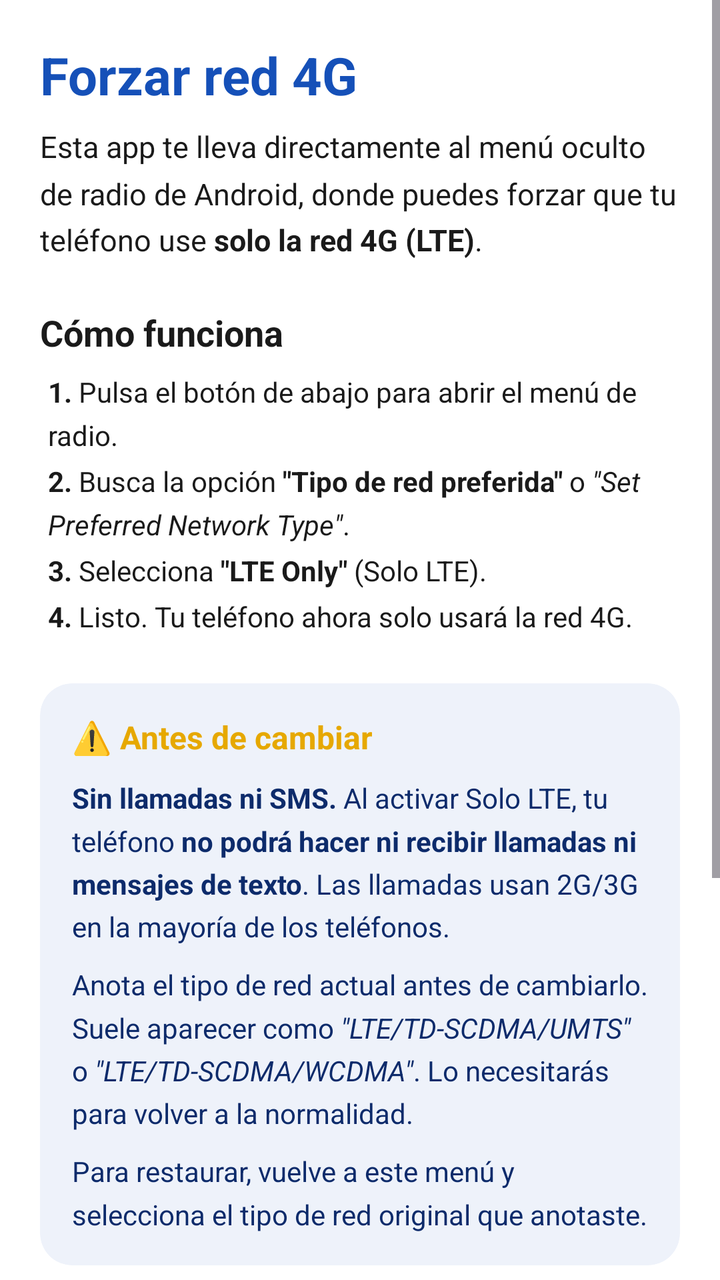
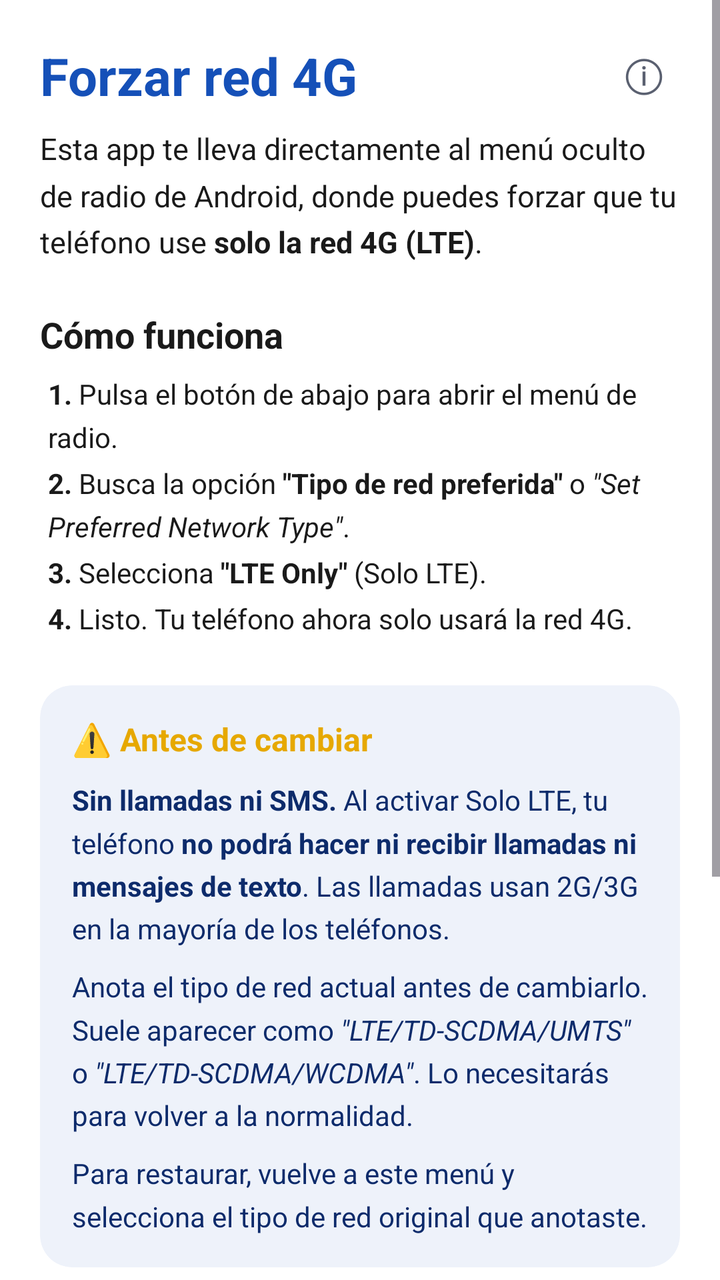

Compare the two renders of this Android layout. The source of the first and the diff that turns it into the second are given below.
<!-- AndroidManifest.xml: application theme Theme.Force4G -->
<!-- res/layout/activity_main.xml -->
<?xml version="1.0" encoding="utf-8"?>
<ScrollView xmlns:android="http://schemas.android.com/apk/res/android"
    xmlns:app="http://schemas.android.com/apk/res-auto"
    android:layout_width="match_parent"
    android:layout_height="match_parent"
    android:background="@color/background"
    android:fillViewport="true">

    <LinearLayout
        android:layout_width="match_parent"
        android:layout_height="wrap_content"
        android:orientation="vertical"
        android:padding="20dp">

        
        <TextView
            android:layout_width="wrap_content"
            android:layout_height="wrap_content"
            android:text="@string/title"
            android:textSize="26sp"
            android:textStyle="bold"
            android:textColor="@color/primary"
            android:layout_marginBottom="8dp" />

        
        <TextView
            android:layout_width="wrap_content"
            android:layout_height="wrap_content"
            android:text="@string/intro"
            android:textSize="15sp"
            android:textColor="@color/text_primary"
            android:lineSpacingMultiplier="1.3"
            android:layout_marginBottom="24dp" />

        
        <TextView
            android:layout_width="wrap_content"
            android:layout_height="wrap_content"
            android:text="@string/section_how"
            android:textSize="18sp"
            android:textStyle="bold"
            android:textColor="@color/text_primary"
            android:layout_marginBottom="8dp" />

        <TextView
            android:layout_width="wrap_content"
            android:layout_height="wrap_content"
            android:text="@string/step_1"
            android:textSize="14sp"
            android:textColor="@color/text_primary"
            android:lineSpacingMultiplier="1.3"
            android:layout_marginBottom="4dp"
            android:paddingStart="4dp" />

        <TextView
            android:layout_width="wrap_content"
            android:layout_height="wrap_content"
            android:text="@string/step_2"
            android:textSize="14sp"
            android:textColor="@color/text_primary"
            android:lineSpacingMultiplier="1.3"
            android:layout_marginBottom="4dp"
            android:paddingStart="4dp" />

        <TextView
            android:layout_width="wrap_content"
            android:layout_height="wrap_content"
            android:text="@string/step_3"
            android:textSize="14sp"
            android:textColor="@color/text_primary"
            android:lineSpacingMultiplier="1.3"
            android:layout_marginBottom="4dp"
            android:paddingStart="4dp" />

        <TextView
            android:layout_width="wrap_content"
            android:layout_height="wrap_content"
            android:text="@string/step_4"
            android:textSize="14sp"
            android:textColor="@color/text_primary"
            android:lineSpacingMultiplier="1.3"
            android:layout_marginBottom="24dp"
            android:paddingStart="4dp" />

        
        <androidx.cardview.widget.CardView
            android:layout_width="match_parent"
            android:layout_height="wrap_content"
            android:layout_marginBottom="24dp"
            app:cardCornerRadius="16dp"
            app:cardBackgroundColor="@color/warning_bg"
            app:cardElevation="0dp">

            <LinearLayout
                android:layout_width="match_parent"
                android:layout_height="wrap_content"
                android:orientation="vertical"
                android:padding="16dp">

                <TextView
                    android:layout_width="wrap_content"
                    android:layout_height="wrap_content"
                    android:text="@string/section_warning"
                    android:textSize="16sp"
                    android:textStyle="bold"
                    android:textColor="@color/warning_title"
                    android:layout_marginBottom="10dp" />

                <TextView
                    android:layout_width="wrap_content"
                    android:layout_height="wrap_content"
                    android:text="@string/warning_calls"
                    android:textSize="14sp"
                    android:textColor="@color/warning_text"
                    android:lineSpacingMultiplier="1.3"
                    android:layout_marginBottom="10dp" />

                <TextView
                    android:layout_width="wrap_content"
                    android:layout_height="wrap_content"
                    android:text="@string/warning_note"
                    android:textSize="14sp"
                    android:textColor="@color/warning_text"
                    android:lineSpacingMultiplier="1.3"
                    android:layout_marginBottom="10dp" />

                <TextView
                    android:layout_width="wrap_content"
                    android:layout_height="wrap_content"
                    android:text="@string/warning_restore"
                    android:textSize="14sp"
                    android:textColor="@color/warning_text"
                    android:lineSpacingMultiplier="1.3" />

            </LinearLayout>
        </androidx.cardview.widget.CardView>

        
        <com.google.android.material.button.MaterialButton
            android:id="@+id/btn_open_radio"
            android:layout_width="match_parent"
            android:layout_height="wrap_content"
            android:text="@string/open_menu"
            android:textAllCaps="false"
            android:textStyle="bold"
            android:paddingTop="14dp"
            android:paddingBottom="14dp"
            android:layout_marginBottom="24dp"
            style="@style/Widget.Material3.Button" />

        
        <TextView
            android:layout_width="wrap_content"
            android:layout_height="wrap_content"
            android:text="@string/compat_text"
            android:textSize="13sp"
            android:textColor="@color/text_secondary"
            android:lineSpacingMultiplier="1.3"
            android:layout_marginBottom="12dp" />

        <TextView
            android:layout_width="wrap_content"
            android:layout_height="wrap_content"
            android:text="@string/compat_hint"
            android:textSize="12sp"
            android:textColor="@color/text_secondary"
            android:lineSpacingMultiplier="1.3"
            android:layout_marginBottom="8dp" />

        <com.google.android.material.button.MaterialButton
            android:id="@+id/txt_dial_code"
            android:layout_width="match_parent"
            android:layout_height="wrap_content"
            android:text="@string/dial_code"
            android:textAllCaps="false"
            android:textSize="18sp"
            android:paddingTop="12dp"
            android:paddingBottom="12dp"
            android:layout_marginBottom="8dp"
            style="@style/Widget.Material3.Button.OutlinedButton" />


    </LinearLayout>
</ScrollView>
<!-- resources referenced by this layout -->
<resources>
  <color name="background">#FFFFFF</color>
  <color name="primary">#1550b8</color>
  <color name="text_primary">#1A1A1A</color>
  <color name="text_secondary">#5A6070</color>
  <color name="warning_bg">#EEF2FA</color>
  <color name="warning_text">#0d2b6b</color>
  <color name="warning_title">#E6A800</color>
  <string name="compat_hint">Esto abre el menú oculto de pruebas de Android, donde encontrarás la misma opción de tipo de red.</string>
  <string name="compat_text">No todos los teléfonos permiten abrir este menú. Si el botón no funciona, abre la app de <b>Teléfono</b> y marca manualmente este código:</string>
  <string name="dial_code">*#*#4636#*#*</string>
  <string name="intro">Esta app te lleva directamente al menú oculto de radio de Android, donde puedes forzar que tu teléfono use <b>solo la red 4G (LTE)</b>.</string>
  <string name="open_menu">Abrir menú de radio de Android</string>
  <string name="section_how">Cómo funciona</string>
  <string name="section_warning">⚠️ Antes de cambiar</string>
  <string name="step_1"><b>1.</b>  Pulsa el botón de abajo para abrir el menú de radio.</string>
  <string name="step_2"><b>2.</b>  Busca la opción <b>\"Tipo de red preferida\"</b> o <i>\"Set Preferred Network Type\"</i>.</string>
  <string name="step_3"><b>3.</b>  Selecciona <b>\"LTE Only\"</b> (Solo LTE).</string>
  <string name="step_4"><b>4.</b>  Listo. Tu teléfono ahora solo usará la red 4G.</string>
  <string name="title">Forzar red 4G</string>
  <string name="warning_calls"><b>Sin llamadas ni SMS.</b> Al activar Solo LTE, tu teléfono <b>no podrá hacer ni recibir llamadas ni mensajes de texto</b>. Las llamadas usan 2G/3G en la mayoría de los teléfonos.</string>
  <string name="warning_note">Anota el tipo de red actual antes de cambiarlo. Suele aparecer como <i>\"LTE/TD-SCDMA/UMTS\"</i> o <i>\"LTE/TD-SCDMA/WCDMA\"</i>. Lo necesitarás para volver a la normalidad.</string>
  <string name="warning_restore">Para restaurar, vuelve a este menú y selecciona el tipo de red original que anotaste.</string>
  <style name="Theme.Force4G" parent="Theme.Material3.DayNight.NoActionBar">
          <item name="colorPrimary">@color/primary</item>
          <item name="colorOnPrimary">@color/on_primary</item>
          <item name="android:windowBackground">@color/background</item>
          <item name="android:statusBarColor">@color/status_bar</item>
          <item name="android:navigationBarColor">@color/background</item>
      </style>
  <color name="on_primary">#FFFFFF</color>
  <color name="status_bar">#0d2b6b</color>
</resources>

<!-- the commit's change to res/layout/activity_main.xml (unified diff, before → after) -->
@@ -13,14 +13,34 @@
         android:padding="20dp">
 
         
-        <TextView
-            android:layout_width="wrap_content"
-            android:layout_height="wrap_content"
-            android:text="@string/title"
-            android:textSize="26sp"
-            android:textStyle="bold"
-            android:textColor="@color/primary"
-            android:layout_marginBottom="8dp" />
+        <LinearLayout
+            android:layout_width="match_parent"
+            android:layout_height="wrap_content"
+            android:orientation="horizontal"
+            android:gravity="center_vertical"
+            android:layout_marginBottom="8dp">
+
+            <TextView
+                android:layout_width="0dp"
+                android:layout_height="wrap_content"
+                android:layout_weight="1"
+                android:text="@string/title"
+                android:textSize="26sp"
+                android:textStyle="bold"
+                android:textColor="@color/primary" />
+
+            <TextView
+                android:id="@+id/btn_info"
+                android:layout_width="36dp"
+                android:layout_height="36dp"
+                android:gravity="center"
+                android:text="ⓘ"
+                android:textSize="22sp"
+                android:textColor="@color/text_secondary"
+                android:clickable="true"
+                android:focusable="true" />
+
+        </LinearLayout>
 
         
         <TextView
@@ -177,6 +197,7 @@
             android:paddingTop="12dp"
             android:paddingBottom="12dp"
             android:layout_marginBottom="8dp"
+            app:strokeColor="@color/primary"
             style="@style/Widget.Material3.Button.OutlinedButton" />
 
 
